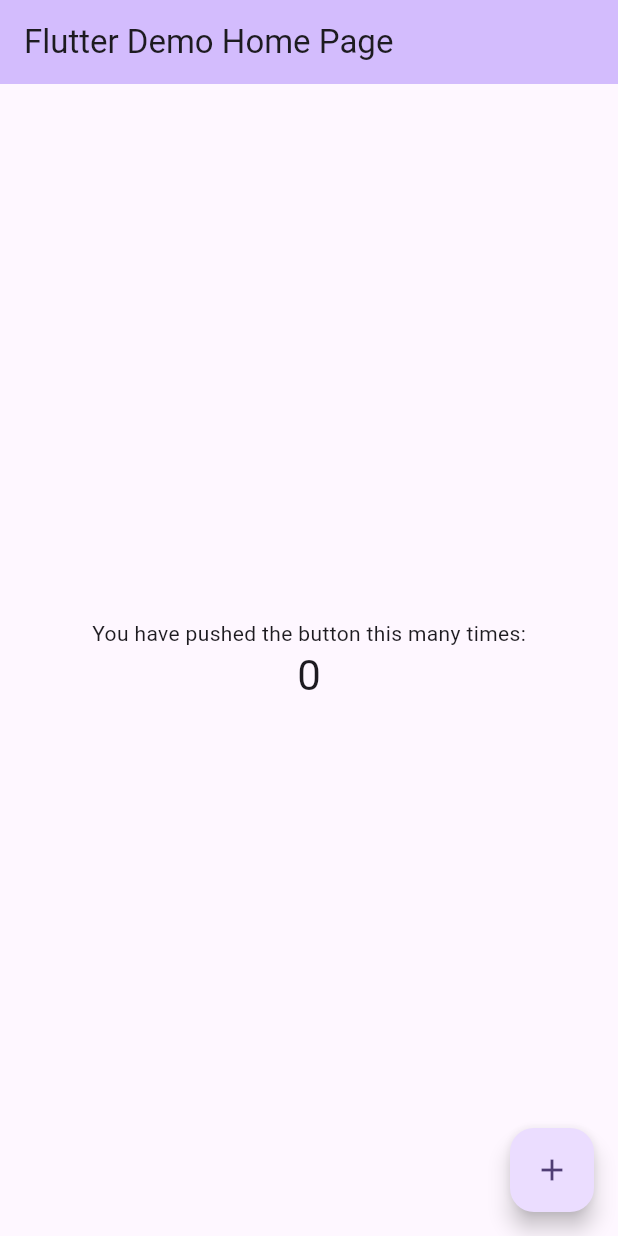
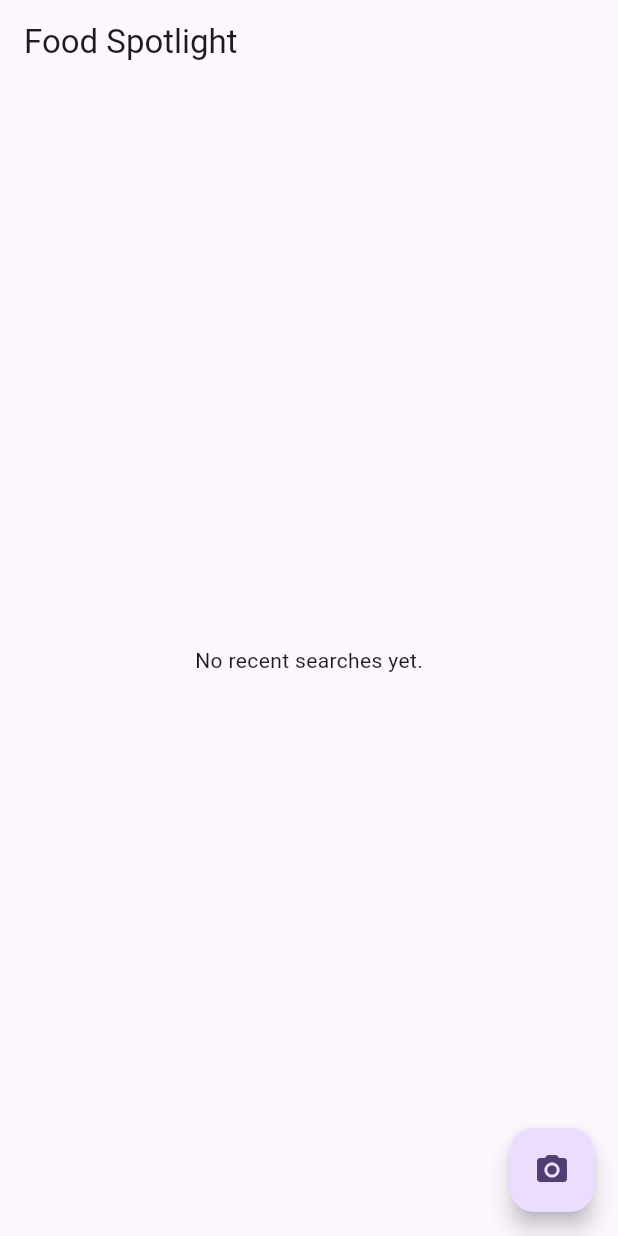
Before and after one commit to ShahnawazDev/food_spotlight, a Flutter app: the screen it shows after launch, on a phone screen of 412 x 824 dp. Run offline on Flutter 3.47's test engine with Material 3 defaults, Android fonts, the light colour scheme and no system bars; our stand-ins replace flutter_riverpod, image_picker.

Commit message:
Initial project setup

```diff
--- a/lib/main.dart
+++ b/lib/main.dart
@@ -1,125 +1,27 @@
 import 'package:flutter/material.dart';
+import 'package:flutter_riverpod/flutter_riverpod.dart';
+import 'package:food_spotlight/screens/home_screen.dart';
 
 void main() {
-  runApp(const MyApp());
+  runApp(
+    const ProviderScope(
+      child: MyApp(),
+    ),
+  );
 }
 
 class MyApp extends StatelessWidget {
   const MyApp({super.key});
 
-  // This widget is the root of your application.
   @override
   Widget build(BuildContext context) {
     return MaterialApp(
-      title: 'Flutter Demo',
+      title: 'Food Spotlight',
       theme: ThemeData(
-        // This is the theme of your application.
-        //
-        // TRY THIS: Try running your application with "flutter run". You'll see
-        // the application has a purple toolbar. Then, without quitting the app,
-        // try changing the seedColor in the colorScheme below to Colors.green
-        // and then invoke "hot reload" (save your changes or press the "hot
-        // reload" button in a Flutter-supported IDE, or press "r" if you used
-        // the command line to start the app).
-        //
-        // Notice that the counter didn't reset back to zero; the application
-        // state is not lost during the reload. To reset the state, use hot
-        // restart instead.
-        //
-        // This works for code too, not just values: Most code changes can be
-        // tested with just a hot reload.
         colorScheme: ColorScheme.fromSeed(seedColor: Colors.deepPurple),
         useMaterial3: true,
       ),
-      home: const MyHomePage(title: 'Flutter Demo Home Page'),
+      home: const HomeScreen(),
     );
   }
-}
-
-class MyHomePage extends StatefulWidget {
-  const MyHomePage({super.key, required this.title});
-
-  // This widget is the home page of your application. It is stateful, meaning
-  // that it has a State object (defined below) that contains fields that affect
-  // how it looks.
-
-  // This class is the configuration for the state. It holds the values (in this
-  // case the title) provided by the parent (in this case the App widget) and
-  // used by the build method of the State. Fields in a Widget subclass are
-  // always marked "final".
-
-  final String title;
-
-  @override
-  State<MyHomePage> createState() => _MyHomePageState();
-}
-
-class _MyHomePageState extends State<MyHomePage> {
-  int _counter = 0;
-
-  void _incrementCounter() {
-    setState(() {
-      // This call to setState tells the Flutter framework that something has
-      // changed in this State, which causes it to rerun the build method below
-      // so that the display can reflect the updated values. If we changed
-      // _counter without calling setState(), then the build method would not be
-      // called again, and so nothing would appear to happen.
-      _counter++;
-    });
-  }
-
-  @override
-  Widget build(BuildContext context) {
-    // This method is rerun every time setState is called, for instance as done
-    // by the _incrementCounter method above.
-    //
-    // The Flutter framework has been optimized to make rerunning build methods
-    // fast, so that you can just rebuild anything that needs updating rather
-    // than having to individually change instances of widgets.
-    return Scaffold(
-      appBar: AppBar(
-        // TRY THIS: Try changing the color here to a specific color (to
-        // Colors.amber, perhaps?) and trigger a hot reload to see the AppBar
-        // change color while the other colors stay the same.
-        backgroundColor: Theme.of(context).colorScheme.inversePrimary,
-        // Here we take the value from the MyHomePage object that was created by
-        // the App.build method, and use it to set our appbar title.
-        title: Text(widget.title),
-      ),
-      body: Center(
-        // Center is a layout widget. It takes a single child and positions it
-        // in the middle of the parent.
-        child: Column(
-          // Column is also a layout widget. It takes a list of children and
-          // arranges them vertically. By default, it sizes itself to fit its
-          // children horizontally, and tries to be as tall as its parent.
-          //
-          // Column has various properties to control how it sizes itself and
-          // how it positions its children. Here we use mainAxisAlignment to
-          // center the children vertically; the main axis here is the vertical
-          // axis because Columns are vertical (the cross axis would be
-          // horizontal).
-          //
-          // TRY THIS: Invoke "debug painting" (choose the "Toggle Debug Paint"
-          // action in the IDE, or press "p" in the console), to see the
-          // wireframe for each widget.
-          mainAxisAlignment: MainAxisAlignment.center,
-          children: <Widget>[
-            const Text(
-              'You have pushed the button this many times:',
-            ),
-            Text(
-              '$_counter',
-              style: Theme.of(context).textTheme.headlineMedium,
-            ),
-          ],
-        ),
-      ),
-      floatingActionButton: FloatingActionButton(
-        onPressed: _incrementCounter,
-        tooltip: 'Increment',
-        child: const Icon(Icons.add),
-      ), // This trailing comma makes auto-formatting nicer for build methods.
-    );
-  }
-}
+} // Replace with your actual path
--- /dev/null
+++ b/lib/providers/recent_searches_provider.dart
@@ -0,0 +1,20 @@
+import 'package:flutter_riverpod/flutter_riverpod.dart';
+import 'package:food_spotlight/models/recent_search.dart';
+
+// Create a StateNotifier for managing recent searches
+class RecentSearchesNotifier extends StateNotifier<List<RecentSearch>> {
+  RecentSearchesNotifier() : super([]);
+
+  void addSearch(RecentSearch search) {
+    // Limit the number of recent searches (e.g., to 10)
+    if (state.length >= 10) {
+      state = state.sublist(1); // Remove the oldest search
+    }
+    state = [search, ...state]; // Add new search to the beginning
+  }
+}
+
+// Create the provider
+final recentSearchesProvider =
+StateNotifierProvider<RecentSearchesNotifier, List<RecentSearch>>(
+        (ref) => RecentSearchesNotifier());
--- /dev/null
+++ b/lib/screens/home_screen.dart
@@ -0,0 +1,52 @@
+import 'package:flutter/material.dart';
+import 'package:flutter_riverpod/flutter_riverpod.dart';
+import 'package:food_spotlight/providers/recent_searches_provider.dart';
+import 'package:food_spotlight/screens/capture_image_screen.dart';
+import 'package:food_spotlight/screens/details_screen.dart';
+// ... import your UI components (e.g., IngredientTile)
+
+class HomeScreen extends ConsumerWidget {
+  const HomeScreen({super.key});
+
+  @override
+  Widget build(BuildContext context, WidgetRef ref) {
+    final recentSearches = ref.watch(recentSearchesProvider);
+
+    return Scaffold(
+      appBar: AppBar(
+        title: const Text('Food Spotlight'),
+      ),
+      body: recentSearches.isEmpty
+          ? const Center(
+        child: Text('No recent searches yet.'),
+      )
+          : ListView.builder(
+        itemCount: recentSearches.length,
+        itemBuilder: (context, index) {
+          final search = recentSearches[index];
+          return ListTile(
+            leading: Image.file(search.ingredientImage),
+            title: Text(search.productName),
+            onTap: () {
+              Navigator.push(
+                context,
+                MaterialPageRoute(
+                  builder: (context) => DetailsScreen(search: search),
+                ),
+              );
+            },
+          );
+        },
+      ),
+      floatingActionButton: FloatingActionButton(
+        onPressed: () {
+          Navigator.push(
+            context,
+            MaterialPageRoute(builder: (context) => CaptureImageScreen()),
+          );
+        },
+        child: const Icon(Icons.camera_alt),
+      ),
+    );
+  }
+}
--- a/pubspec.yaml
+++ b/pubspec.yaml
@@ -36,6 +36,7 @@ dependencies:
   # Use with the CupertinoIcons class for iOS style icons.
   cupertino_icons: ^1.0.6
   flutter_riverpod: ^2.5.1
+  image_picker: ^1.1.1
 
 dev_dependencies:
   flutter_test:
```
Also changed, not shown: lib/models/ingredient.dart (added, +17 -0 lines), lib/models/nutritional_info.dart (added, +31 -0 lines), lib/models/recent_search.dart (added, +18 -0 lines), lib/screens/capture_image_screen.dart (added, +116 -0 lines), lib/screens/details_screen.dart (added, +49 -0 lines), lib/widgets/ingredient_tile.dart (added, +22 -0 lines), lib/widgets/nutritional_info_card.dart (added, +42 -0 lines), pubspec.lock, 3 other files.
